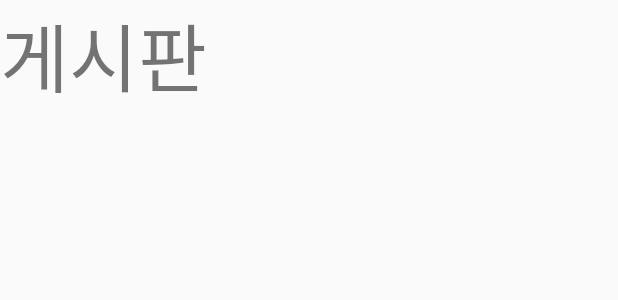
After one commit to songmho/BusRo, an Android app: the layout activity_board.xml on its own in the app's theme, with its tools: preview values and no code run, on a phone screen of 412 x 824 dp. The commit adds this screen. Shown: the top 300 px of the screen. Run offline under Robolectric (Android 15) with nearby library versions, the phone set to English and light mode, and no system bars.

Commit message:
최정환

```diff
--- a/app/src/main/AndroidManifest.xml
+++ b/app/src/main/AndroidManifest.xml
@@ -34,6 +34,10 @@
                 android:value=".Dep_arr_Activity"
                 />
         </activity>
+        <activity android:name=".BoardActivity"
+            android:screenOrientation="portrait">
+
+        </activity>
 
 
 
--- a/app/src/main/java/com/busro/busro/MainActivity.java
+++ b/app/src/main/java/com/busro/busro/MainActivity.java
@@ -41,7 +41,7 @@ public class MainActivity extends AppCompatActivity implements View.OnClickListe
                 startActivity(new Intent(MainActivity.this,Dep_arr_Activity.class));
                 break;
             case R.id.box2:
-                Toast.makeText(MainActivity.this, "진행중", Toast.LENGTH_SHORT).show();
+                startActivity(new Intent(MainActivity.this,BoardActivity.class));
                 break;
             case R.id.box3:
                 Toast.makeText(MainActivity.this, "진행중", Toast.LENGTH_SHORT).show();
--- /dev/null
+++ b/app/src/main/res/layout/activity_board.xml
@@ -0,0 +1,20 @@
+<?xml version="1.0" encoding="utf-8"?>
+
+<LinearLayout xmlns:android="http://schemas.android.com/apk/res/android"
+    android:orientation="vertical"
+    android:layout_width="match_parent"
+    android:layout_height="match_parent"
+    >
+    <LinearLayout
+        android:layout_width="match_parent"
+        android:layout_height="match_parent"
+        android:weightSum="4"
+        android:orientation="vertical">
+        <TextView
+            android:layout_width="match_parent"
+            android:layout_height="match_parent"
+            android:text="게시판"
+            android:textSize="50dp"/>
+    </LinearLayout>
+
+</LinearLayout>
```
Also changed, not shown: app/src/main/java/com/busro/busro/BoardActivity.java (added, +17 -0 lines), 1 other file.
